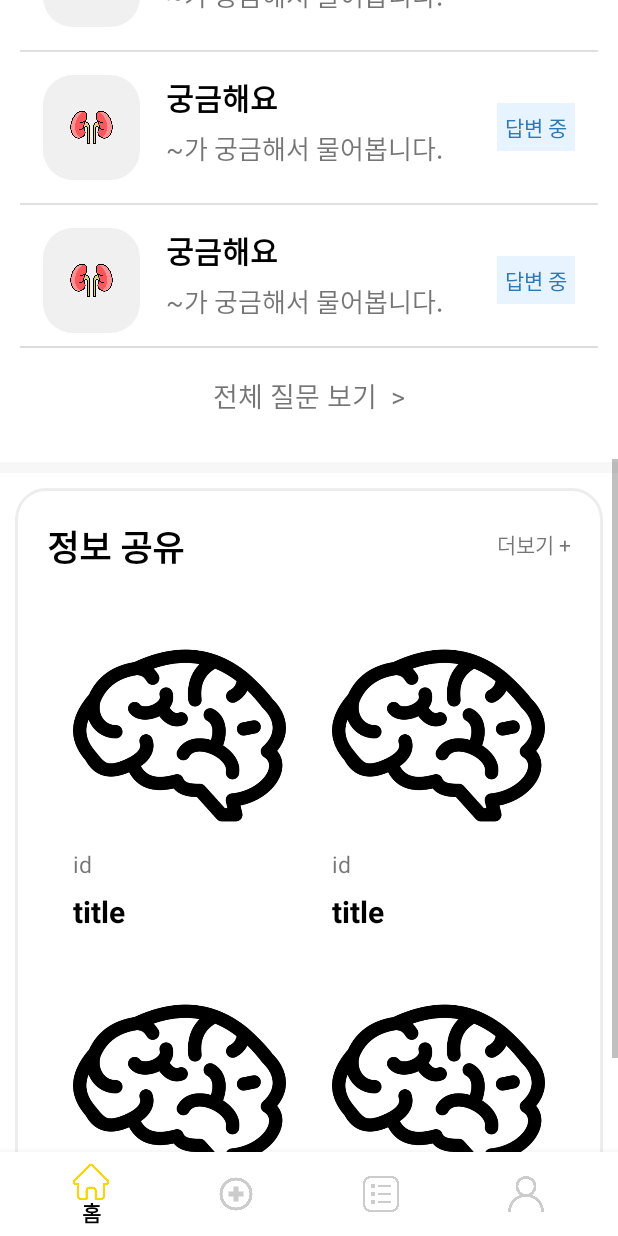
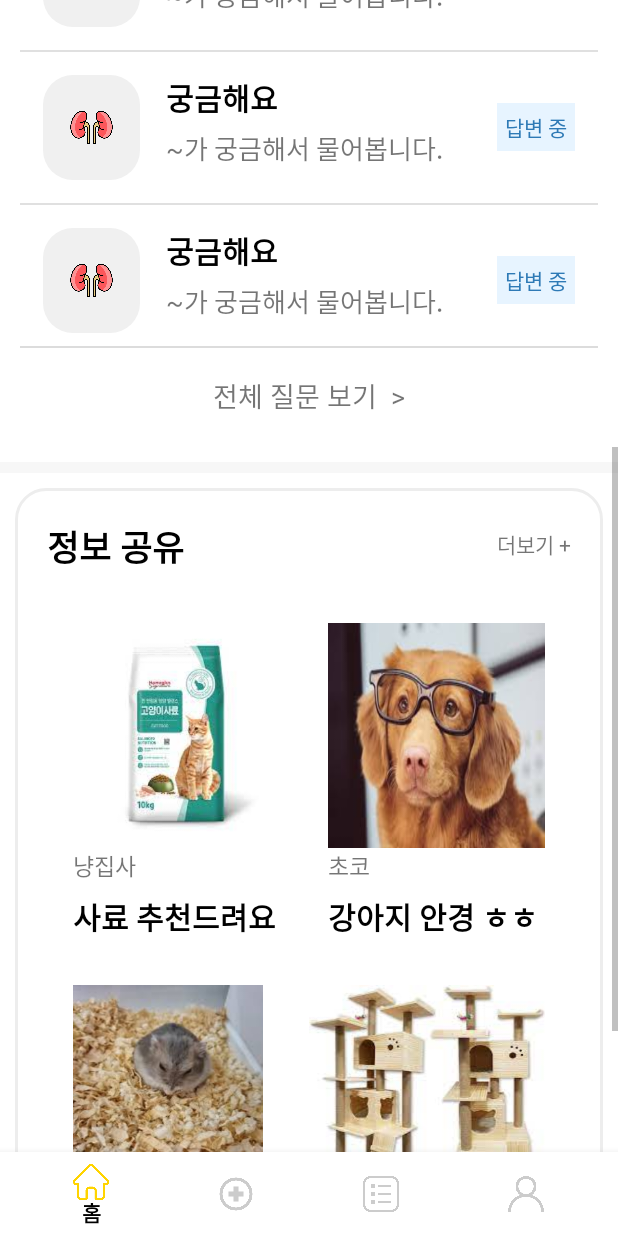
Before and after one commit to byeongjun98/Happy-Pet, an Android app: the screen it shows after launch (MainActivity), scrolled down 541 dp, on a phone screen of 412 x 824 dp. Run offline under Robolectric (Android 15) with nearby library versions, the light colour scheme and no system bars.

Commit message:
5/15 종합 진료

```diff
--- a/app/src/main/java/com/example/happypet/FragmentHome.java
+++ b/app/src/main/java/com/example/happypet/FragmentHome.java
@@ -36,6 +36,7 @@ public class FragmentHome extends Fragment {
     TextView[] info_ino_textView = new TextView[4];
     TextView[] info_title_textView = new TextView[4];
     TextView[] info_id_textView = new TextView[4];
+    ImageView[] home_img = new ImageView[4];
     TextView moreInfo;
     LinearLayout[] infoLayout = new LinearLayout[4];
     RelativeLayout medicine, dentist, surgery, ophthalmology;
@@ -51,6 +52,8 @@ public class FragmentHome extends Fragment {
     int[] info_id     = { R.id.info_id1, R.id.info_id2, R.id.info_id3, R.id.info_id4 };
     int[] info_title  = { R.id.info_title1, R.id.info_title2, R.id.info_title3, R.id.info_title4 };
     int[] info_layout = { R.id.infoLayout1, R.id.infoLayout2, R.id.infoLayout3, R.id.infoLayout4 };
+    int[] info_image  = { R.id.home_img1, R.id.home_img2, R.id.home_img3, R.id.home_img4, };
+    int[] image       = { R.drawable.img1, R.drawable.img1, R.drawable.img1, R.drawable.img1, };
 
     String[] review_content = {
             "친절하게 설명해주셨어요~",
@@ -114,8 +117,10 @@ public class FragmentHome extends Fragment {
         });
 
         init(rootView);
+        info_input_test();
         selectAllInfo();
         setListener();
+
         doctor_input_test();
         doctor_review_input_test();
         free_consulting_input_test();
@@ -140,6 +145,10 @@ public class FragmentHome extends Fragment {
 
         for(int i=0; i<infoLayout.length; i++) {
             infoLayout[i] = rootView.findViewById(info_layout[i]);
+        }
+
+        for(int i=0; i<info_image.length; i++) {
+            home_img[i] = rootView.findViewById(info_image[i]);
         }
 
         moreInfo = rootView.findViewById(R.id.moreInfo);
@@ -272,6 +281,33 @@ public class FragmentHome extends Fragment {
         });
     }
 
+    public void info_input_test() {
+        String delete_info = "delete from information";
+        database.execSQL(delete_info);
+
+
+        String info_input1 = "insert into information"
+                + "(p_id, title, content, category) "
+                + " values "
+                + " ('" + "냥집사', " + "'사료 추천드려요', " + "'건식사료 적극추천', '" + "cat')";
+        String info_input2 = "insert into information"
+                + "(p_id, title, content, category) "
+                + " values "
+                + " ('" + "초코', " + "'강아지 안경 ㅎㅎ', " + "'요즘 강아지 스타일~', '" + "dog')";
+        String info_input3 = "insert into information"
+                + "(p_id, title, content, category) "
+                + " values "
+                + " ('" + "정글리안', " + "'잠들려는 햄스터', " + "'톱밥을 바꾸더니 편안해짐', '" + "etc')";
+        String info_input4 = "insert into information"
+                + "(p_id, title, content, category) "
+                + " values "
+                + " ('" + "냥집사', " + "'캣타워가 생겼어요~', " + "'한살인생 처음으로 캣타워가 생겼어요!', '" + "cat')";
+        database.execSQL(info_input1);
+        database.execSQL(info_input2);
+        database.execSQL(info_input3);
+        database.execSQL(info_input4);
+    }
+
     public void selectAllInfo() {
         String selectAllInfo = "select * from information LIMIT 4";
 
--- /dev/null
+++ b/app/src/main/res/drawable/border_image_round.xml
@@ -0,0 +1,8 @@
+<?xml version="1.0" encoding="utf-8"?>
+<shape xmlns:android="http://schemas.android.com/apk/res/android"
+    android:shape="rectangle">
+    <stroke
+        android:width="2dp"
+        android:color="#ffffff"/>
+    <corners android:radius="15dp" />
+</shape>
--- a/app/src/main/res/layout/fragment_home.xml
+++ b/app/src/main/res/layout/fragment_home.xml
@@ -446,7 +446,10 @@
                             <ImageView
                                 android:layout_width="match_parent"
                                 android:layout_height="150dp"
-                                android:src="@drawable/brain"/>
+                                android:id="@+id/home_img1"
+                                android:src="@drawable/image1"
+                                android:scaleType="fitXY"
+                                android:background="@drawable/border_image_round"/>
                             <TextView
                                 android:layout_width="match_parent"
                                 android:layout_height="wrap_content"
@@ -479,7 +482,9 @@
                             <ImageView
                                 android:layout_width="match_parent"
                                 android:layout_height="150dp"
-                                android:src="@drawable/brain"/>
+                                android:id="@+id/home_img2"
+                                android:src="@drawable/image2"
+                                android:scaleType="fitXY"/>
                             <TextView
                                 android:layout_width="match_parent"
                                 android:layout_height="wrap_content"
@@ -516,7 +521,10 @@
                             <ImageView
                                 android:layout_width="match_parent"
                                 android:layout_height="150dp"
-                                android:src="@drawable/brain"/>
+                                android:id="@+id/home_img3"
+                                android:src="@drawable/image3"
+                                android:scaleType="fitXY"
+                                android:background="@drawable/border_image_round"/>
                             <TextView
                                 android:layout_width="match_parent"
                                 android:layout_height="wrap_content"
@@ -549,7 +557,9 @@
                             <ImageView
                                 android:layout_width="match_parent"
                                 android:layout_height="150dp"
-                                android:src="@drawable/brain"/>
+                                android:id="@+id/home_img4"
+                                android:src="@drawable/image4"
+                                android:scaleType="fitXY"/>
                             <TextView
                                 android:layout_width="match_parent"
                                 android:layout_height="wrap_content"
```
Also changed, not shown: app/src/main/res/drawable/image1.png (added), app/src/main/res/drawable/image2.png (added), app/src/main/res/drawable/image3.png (added), app/src/main/res/drawable/image4.jpg (added), app/src/main/res/drawable/img1.png (added).
